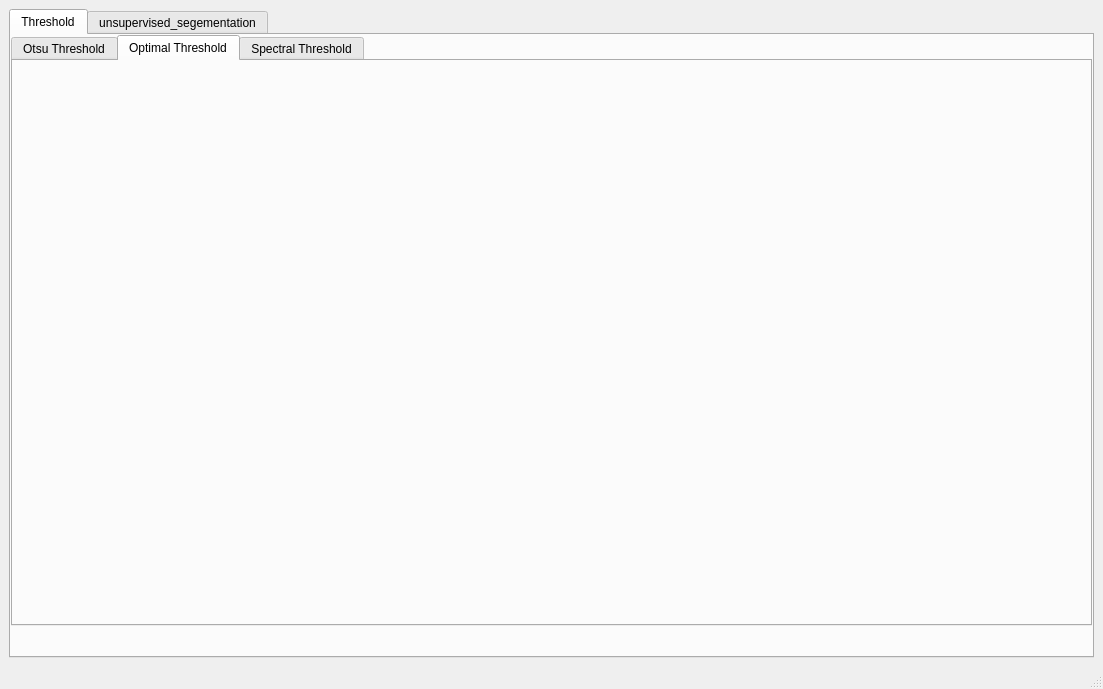
Qt form task.ui (Ibrahimelsayed60/Computer_vision_task_4) before a commit.
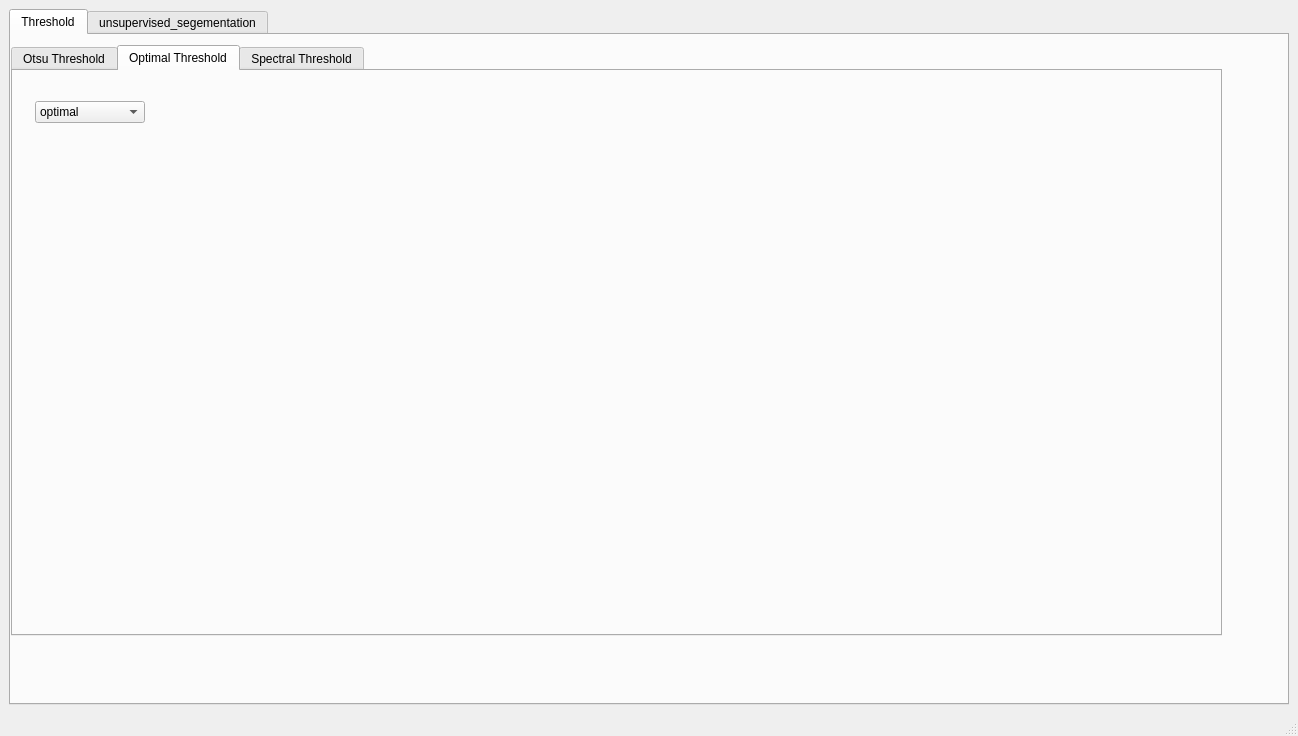
The same form after that commit. The open tabs and pages were chosen to show the change. Custom widgets are drawn as their Qt base class.

Patch:
```diff
--- a/task.ui
+++ b/task.ui
@@ -6,8 +6,8 @@
    <rect>
     <x>0</x>
     <y>0</y>
-    <width>1103</width>
-    <height>689</height>
+    <width>1298</width>
+    <height>736</height>
    </rect>
   </property>
   <property name="windowTitle">
@@ -28,8 +28,8 @@
         <property name="geometry">
          <rect>
           <x>0</x>
-          <y>0</y>
-          <width>1081</width>
+          <y>10</y>
+          <width>1211</width>
           <height>591</height>
          </rect>
         </property>
@@ -180,6 +180,61 @@
          <attribute name="title">
           <string>Optimal Threshold</string>
          </attribute>
+         <widget class="QComboBox" name="comboBox_3">
+          <property name="geometry">
+           <rect>
+            <x>22</x>
+            <y>30</y>
+            <width>110</width>
+            <height>22</height>
+           </rect>
+          </property>
+          <item>
+           <property name="text">
+            <string>optimal</string>
+           </property>
+          </item>
+          <item>
+           <property name="text">
+            <string>local optimal</string>
+           </property>
+          </item>
+          <item>
+           <property name="text">
+            <string>global optimal</string>
+           </property>
+          </item>
+         </widget>
+         <widget class="QWidget" name="widget_5" native="true">
+          <property name="geometry">
+           <rect>
+            <x>10</x>
+            <y>100</y>
+            <width>381</width>
+            <height>401</height>
+           </rect>
+          </property>
+         </widget>
+         <widget class="QWidget" name="widget_6" native="true">
+          <property name="geometry">
+           <rect>
+            <x>400</x>
+            <y>100</y>
+            <width>381</width>
+            <height>401</height>
+           </rect>
+          </property>
+         </widget>
+         <widget class="QWidget" name="widget_7" native="true">
+          <property name="geometry">
+           <rect>
+            <x>790</x>
+            <y>100</y>
+            <width>381</width>
+            <height>401</height>
+           </rect>
+          </property>
+         </widget>
         </widget>
         <widget class="QWidget" name="tab_5">
          <attribute name="title">
```
Left out of the diff: 8 changed lines with no effect on the pictures.
